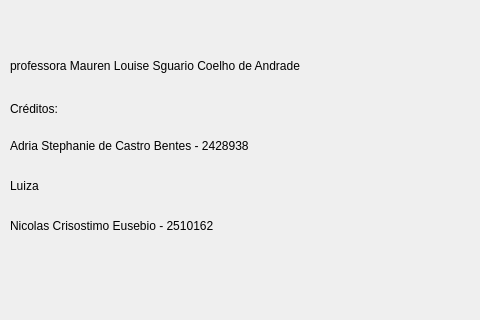
Before: the Qt Designer form mainwindow.ui in adriastephanie/ComputacaoGraficaProjeto, drawn with Qt 5; both pictures show x 0 to 480 and y 142 to 462 of the 782 by 462 pixel window.
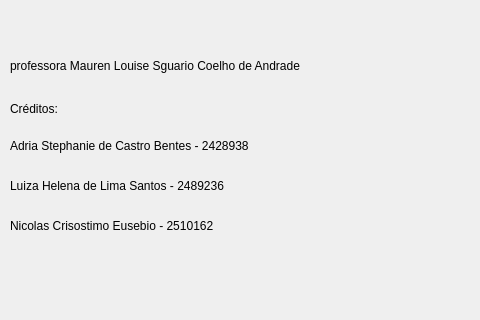
After: the same form once the commit is applied.

Commit message: feat: add nome

What changed in the file:
```diff
--- a/mainwindow.ui
+++ b/mainwindow.ui
@@ -115,7 +115,7 @@
      </rect>
     </property>
     <property name="text">
-     <string>Luiza</string>
+     <string>Luiza Helena de Lima Santos - 2489236</string>
     </property>
    </widget>
    <widget class="QLabel" name="label_6">
```
